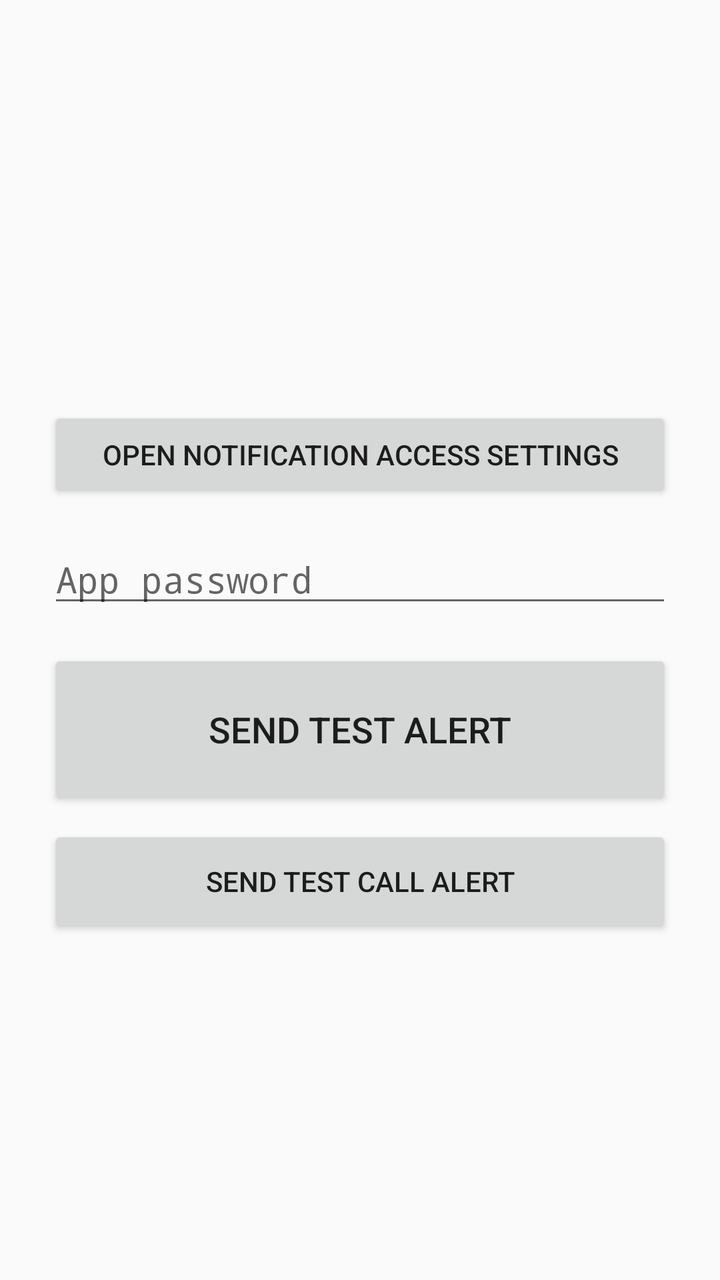
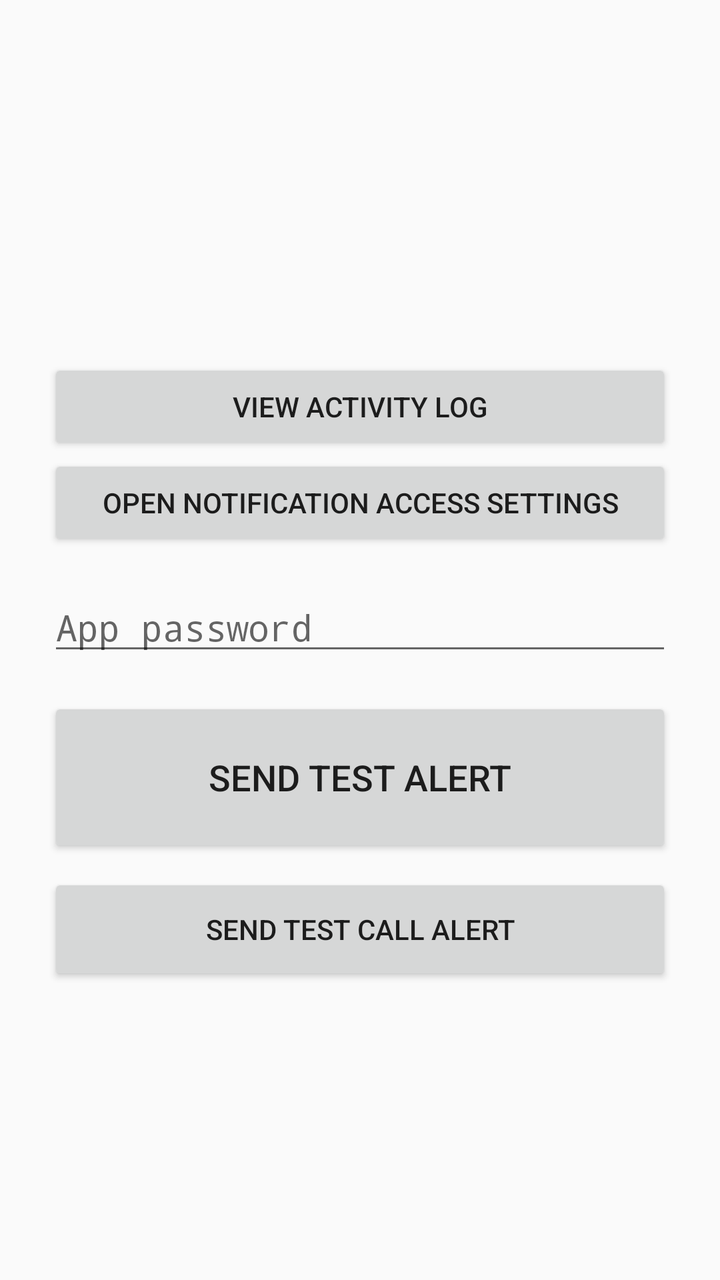

An Android layout rendered at two revisions. The XML below is the earlier revision; the diff shows what the commit changed to produce the second picture.
<!-- AndroidManifest.xml: application theme android:Theme.Material.Light.NoActionBar -->
<!-- res/layout/activity_main.xml -->
<?xml version="1.0" encoding="utf-8"?>
<ScrollView xmlns:android="http://schemas.android.com/apk/res/android"
    android:layout_width="match_parent" android:layout_height="match_parent" android:fillViewport="true">
<LinearLayout android:layout_width="match_parent" android:layout_height="wrap_content"
    android:gravity="center" android:orientation="vertical" android:padding="24dp">

    <TextView android:id="@+id/statusText" android:layout_width="match_parent" android:layout_height="wrap_content"
        android:textSize="15sp" android:paddingBottom="12dp" />

    <Button android:id="@+id/accessButton" android:layout_width="match_parent" android:layout_height="wrap_content"
        android:text="Open notification access settings" />

    <EditText android:id="@+id/passwordInput" android:layout_width="match_parent" android:layout_height="wrap_content"
        android:layout_marginTop="16dp" android:hint="App password" android:inputType="textPassword" />

    <Button android:id="@+id/sendButton" android:layout_width="match_parent" android:layout_height="80dp"
        android:layout_marginTop="16dp" android:text="Send Test Alert" android:textSize="18sp" />

    <Button android:id="@+id/callButton" android:layout_width="match_parent" android:layout_height="56dp"
        android:layout_marginTop="8dp" android:text="Send Test Call Alert" />
</LinearLayout>
</ScrollView>
<!-- resources referenced by this layout -->
<resources>

</resources>

<!-- the commit's change to res/layout/activity_main.xml (unified diff, before → after) -->
@@ -6,6 +6,9 @@
 
     <TextView android:id="@+id/statusText" android:layout_width="match_parent" android:layout_height="wrap_content"
         android:textSize="15sp" android:paddingBottom="12dp" />
+
+    <Button android:id="@+id/logButton" android:layout_width="match_parent" android:layout_height="wrap_content"
+        android:text="View activity log" />
 
     <Button android:id="@+id/accessButton" android:layout_width="match_parent" android:layout_height="wrap_content"
         android:text="Open notification access settings" />
